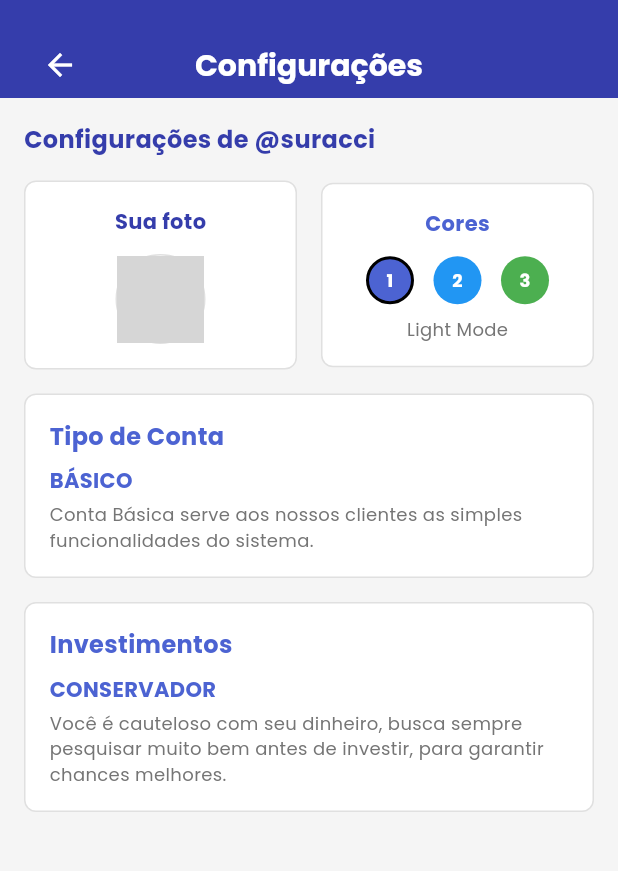
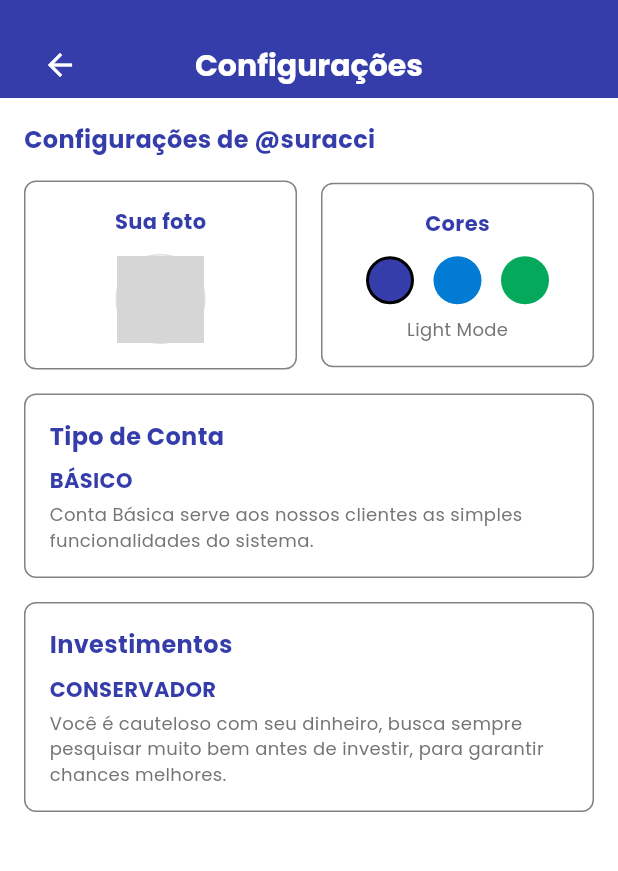
Before and after one commit to BankaltOficial/Mobile, a Flutter app: the screen it shows after launch, on a phone screen of 412 x 824 dp, the part 52-923 px from its top. Run offline on Flutter 3.47's test engine with Material 3 defaults, Android fonts, the phone set to English and light mode, and no system bars; our stand-ins replace flutter_colorpicker, flutter_masked_text2, mask_text_input_formatter, shared_preferences; accounts and stored records are empty; grey boxes are pictures that could not be loaded.

Commit message:
configuracoes v3

```diff
--- a/lib/pages/ConfiguracaoScreen.dart
+++ b/lib/pages/ConfiguracaoScreen.dart
@@ -17,9 +17,9 @@ class _ConfiguracaoScreenState extends State<ConfiguracaoScreen> {
   int selectedColorIndex = 0;
 
   final List<Color> themeColors = [
-    Color(0xFF4C63D2), // Azul
-    Color(0xFF2196F3), // Azul claro
-    Color(0xFF4CAF50), // Verde
+    AppColors.main,
+    AppColors.secondary,
+    AppColors.tertiary,
   ];
 
   @override
@@ -28,7 +28,7 @@ class _ConfiguracaoScreenState extends State<ConfiguracaoScreen> {
     final colors = Provider.of<ColorProvider>(context);
 
     return Scaffold(
-      backgroundColor: Color(0xFFF5F5F5),
+      backgroundColor: AppColors.theme,
       appBar: CustomAppBar(
           title: 'Configurações',
           scaffoldKey: _scaffoldKey,
@@ -51,7 +51,7 @@ class _ConfiguracaoScreenState extends State<ConfiguracaoScreen> {
               style: TextStyle(
                 fontSize: 16,
                 fontWeight: FontWeight.w600,
-                color: AppColors.mainPurple,
+                color: AppColors.main,
               ),
             ),
             SizedBox(height: 16),
@@ -62,9 +62,9 @@ class _ConfiguracaoScreenState extends State<ConfiguracaoScreen> {
                   child: Container(
                     padding: EdgeInsets.all(16),
                     decoration: BoxDecoration(
-                      color: Colors.white,
+                      color: AppColors.mainWhite,
                       borderRadius: BorderRadius.circular(8),
-                      border: Border.all(color: Color(0xFFE0E0E0), width: 1),
+                      border: Border.all(color: AppColors.invertModeGray, width: 1),
                     ),
                     child: Column(
                       children: [
@@ -73,7 +73,7 @@ class _ConfiguracaoScreenState extends State<ConfiguracaoScreen> {
                           style: TextStyle(
                             fontSize: 14,
                             fontWeight: FontWeight.w600,
-                            color: AppColors.mainPurple,
+                            color: AppColors.main,
                           ),
                         ),
                         SizedBox(height: 12),
@@ -107,14 +107,13 @@ class _ConfiguracaoScreenState extends State<ConfiguracaoScreen> {
                 ),
                 SizedBox(width: 16),
 
-                // Seletor de cores
                 Expanded(
                   child: Container(
                     padding: EdgeInsets.all(16),
                     decoration: BoxDecoration(
                       color: Colors.white,
                       borderRadius: BorderRadius.circular(8),
-                      border: Border.all(color: Color(0xFFE0E0E0), width: 1),
+                      border: Border.all(color: AppColors.invertModeGray, width: 1),
                     ),
                     child: Column(
                       children: [
@@ -123,7 +122,7 @@ class _ConfiguracaoScreenState extends State<ConfiguracaoScreen> {
                           style: TextStyle(
                             fontSize: 14,
                             fontWeight: FontWeight.w600,
-                            color: Color(0xFF4C63D2),
+                            color: AppColors.main,
                           ),
                         ),
                         SizedBox(height: 12),
@@ -143,18 +142,8 @@ class _ConfiguracaoScreenState extends State<ConfiguracaoScreen> {
                                   color: themeColors[index],
                                   shape: BoxShape.circle,
                                   border: selectedColorIndex == index
-                                      ? Border.all(color: Colors.black, width: 2)
+                                      ? Border.all(color: AppColors.mainBlack, width: 2)
                                       : null,
-                                ),
-                                child: Center(
-                                  child: Text(
-                                    '${index + 1}',
-                                    style: TextStyle(
-                                      color: Colors.white,
-                                      fontWeight: FontWeight.bold,
-                                      fontSize: 12,
-                                    ),
-                                  ),
                                 ),
                               ),
                             );
@@ -176,14 +165,13 @@ class _ConfiguracaoScreenState extends State<ConfiguracaoScreen> {
             ),
             SizedBox(height: 16),
 
-            // Tipo de Conta
             Container(
               width: double.infinity,
               padding: EdgeInsets.all(16),
               decoration: BoxDecoration(
                 color: Colors.white,
                 borderRadius: BorderRadius.circular(8),
-                border: Border.all(color: Color(0xFFE0E0E0), width: 1),
+                border: Border.all(color: AppColors.invertModeGray, width: 1),
               ),
               child: Column(
                 crossAxisAlignment: CrossAxisAlignment.start,
@@ -193,7 +181,7 @@ class _ConfiguracaoScreenState extends State<ConfiguracaoScreen> {
                     style: TextStyle(
                       fontSize: 16,
                       fontWeight: FontWeight.w600,
-                      color: Color(0xFF4C63D2),
+                      color: AppColors.main,
                     ),
                   ),
                   SizedBox(height: 8),
@@ -202,7 +190,7 @@ class _ConfiguracaoScreenState extends State<ConfiguracaoScreen> {
                     style: TextStyle(
                       fontSize: 14,
                       fontWeight: FontWeight.bold,
-                      color: Color(0xFF4C63D2),
+                      color: AppColors.main,
                     ),
                   ),
                   SizedBox(height: 4),
@@ -219,14 +207,13 @@ class _ConfiguracaoScreenState extends State<ConfiguracaoScreen> {
             ),
             SizedBox(height: 16),
 
-            // Investimentos
             Container(
               width: double.infinity,
               padding: EdgeInsets.all(16),
               decoration: BoxDecoration(
-                color: Colors.white,
+                color: AppColors.mainWhite,
                 borderRadius: BorderRadius.circular(8),
-                border: Border.all(color: Color(0xFFE0E0E0), width: 1),
+                border: Border.all(color: AppColors.invertModeGray, width: 1),
               ),
               child: Column(
                 crossAxisAlignment: CrossAxisAlignment.start,
@@ -236,7 +223,7 @@ class _ConfiguracaoScreenState extends State<ConfiguracaoScreen> {
                     style: TextStyle(
                       fontSize: 16,
                       fontWeight: FontWeight.w600,
-                      color: Color(0xFF4C63D2),
+                      color: AppColors.main,
                     ),
                   ),
                   SizedBox(height: 8),
@@ -245,7 +232,7 @@ class _ConfiguracaoScreenState extends State<ConfiguracaoScreen> {
                     style: TextStyle(
                       fontSize: 14,
                       fontWeight: FontWeight.bold,
-                      color: Color(0xFF4C63D2),
+                      color: AppColors.main,
                     ),
                   ),
                   SizedBox(height: 4),
```
Also changed, not shown: pubspec.lock.
